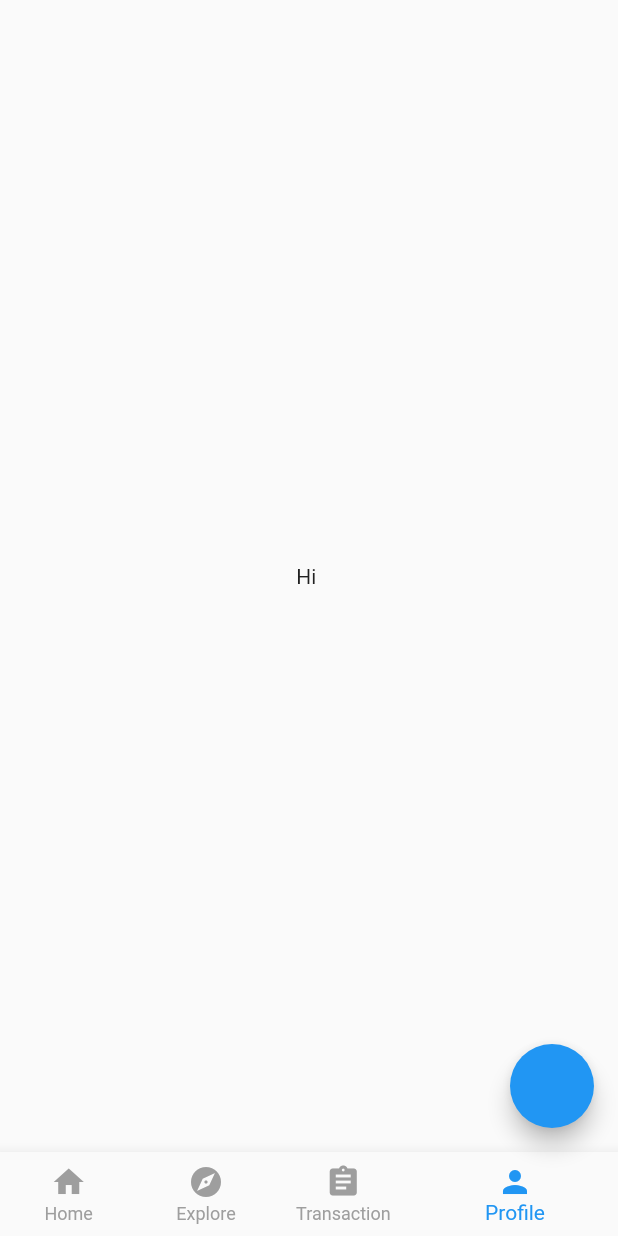
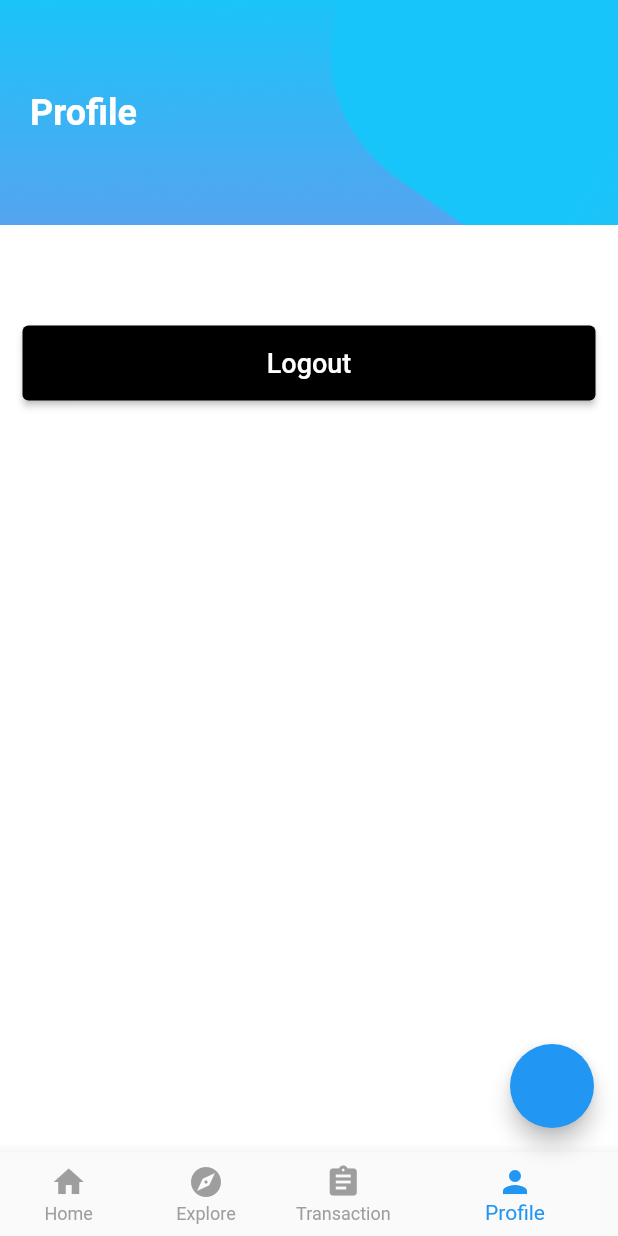
Before and after one commit to krobus00/mobile-digimu, a Flutter app: the MainPage screen opened by its route, item 4 of the bottom bar chosen, on a phone screen of 412 x 824 dp. Run offline on Flutter 3.47's test engine with Material 2 defaults, Android fonts, the phone set to English and light mode, and no system bars; our stand-ins replace dio, flutter_dotenv, get_it, google_sign_in, shared_preferences; accounts and stored records are empty; network calls fail.

Commit message:
[ADD] searchbar and logout

```diff
--- a/lib/pages/home/profile_page.dart
+++ b/lib/pages/home/profile_page.dart
@@ -11,10 +11,59 @@ class ProfilePage extends StatelessWidget {
     AuthProvider authProvider = Provider.of<AuthProvider>(context);
     UserModel? user = authProvider.user;
 
-    return Scaffold(
-      body: Center(
-        child: Text("Hi ${user?.name.value}"),
-      ),
+    return Column(
+      children: [
+        Container(
+          width: double.infinity,
+          height: 150,
+          decoration: const BoxDecoration(
+            image: DecorationImage(
+              image: AssetImage('assets/header/transaction_header.png'),
+              fit: BoxFit.cover,
+            ),
+          ),
+          child: Container(
+            margin: const EdgeInsets.symmetric(horizontal: 20),
+            child: Column(
+              crossAxisAlignment: CrossAxisAlignment.start,
+              mainAxisAlignment: MainAxisAlignment.center,
+              children: const [
+                Text(
+                  "Profile",
+                  style: TextStyle(
+                    fontSize: 24,
+                    color: Colors.white,
+                    fontWeight: FontWeight.bold,
+                  ),
+                ),
+              ],
+            ),
+          ),
+        ),
+        const SizedBox(height: 10),
+        Text(
+          "${user?.name.value}",
+          style: const TextStyle(fontSize: 32),
+        ),
+        Text(
+          "${user?.email.value}",
+          style: const TextStyle(fontSize: 16, color: Colors.grey),
+        ),
+        Container(
+          margin: const EdgeInsets.symmetric(horizontal: 15),
+          child: ElevatedButton(
+            style: ElevatedButton.styleFrom(
+              primary: Colors.black,
+              minimumSize: const Size.fromHeight(50), // NEW
+            ),
+            onPressed: () {},
+            child: const Text(
+              'Logout',
+              style: TextStyle(fontSize: 18),
+            ),
+          ),
+        ),
+      ],
     );
   }
 }
--- a/lib/providers/museum_provider.dart
+++ b/lib/providers/museum_provider.dart
@@ -8,7 +8,9 @@ class MuseumProvider with ChangeNotifier {
   MuseumModel? _museum;
   List<MuseumModel> _museums = [];
   List<MuseumModel> _topMuseums = [];
+  String _search = "";
 
+  String get search => _search;
   MuseumModel? get museum => _museum;
   List<MuseumModel> get museums => _museums;
   List<MuseumModel> get topMuseums => _topMuseums;
@@ -27,6 +29,11 @@ class MuseumProvider with ChangeNotifier {
 
   set museums(List<MuseumModel> museums) {
     _museums = museums;
+    notifyListeners();
+  }
+
+  set search(String keyword) {
+    _search = keyword;
     notifyListeners();
   }
 
```
Also changed, not shown: lib/pages/home/explore_page.dart (+6 -1 lines), lib/utils/deboucer_util.dart (added, +16 -0 lines), lib/widgets/search_widget.dart (+43 -8 lines).
